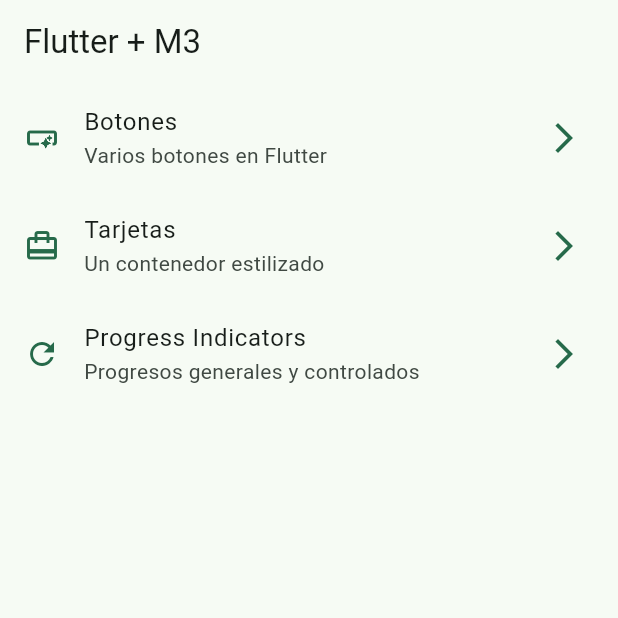
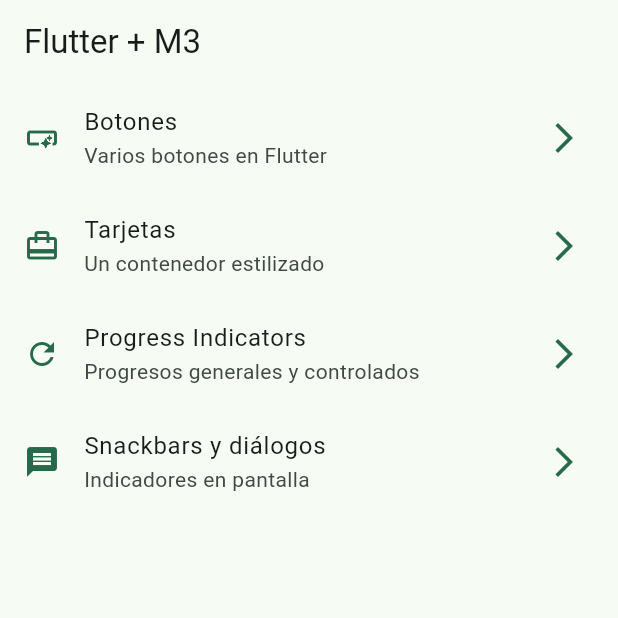
Before and after one commit to TaobT/ormv_widget_app, a Flutter app: the screen it shows after launch, on a phone screen of 412 x 824 dp, the top half of it. Run offline on Flutter 3.47's test engine with Material 3 defaults, Android fonts, the light colour scheme and no system bars; our stand-ins replace go_router.

Commit message:
Snackbar y dialogos

```diff
--- a/lib/config/menu/menu_item.dart
+++ b/lib/config/menu/menu_item.dart
@@ -20,7 +20,7 @@
   title: 'Botones',
   subTitle: 'Varios botones en Flutter',
   link: '/buttons',
-  icon: Icons.smart_button_outlined),
+  icon: Icons.smart_button),
 
   MenuItem(
   title: 'Tarjetas',
@@ -32,5 +32,11 @@
   title: 'Progress Indicators',
   subTitle: 'Progresos generales y controlados',
   link: '/progress',
-  icon: Icons.refresh_outlined),
+  icon: Icons.refresh),
+
+  MenuItem(
+  title: 'Snackbars y diálogos',
+  subTitle: 'Indicadores en pantalla',
+  link: '/snackbar',
+  icon: Icons.message),
 ];
--- a/lib/config/router/app_router.dart
+++ b/lib/config/router/app_router.dart
@@ -23,5 +23,10 @@
       path: '/progress',
       builder: (context, state) => const ProgressScreen(),
     ),
+
+    GoRoute(
+      path: '/snackbar',
+      builder: (context, state) => const SnackbarScreen(),
+    ),
   ]
 );
```
Also changed, not shown: lib/presentation/screens/snackbar/snackbar_screen.dart (+47 -1 lines).
